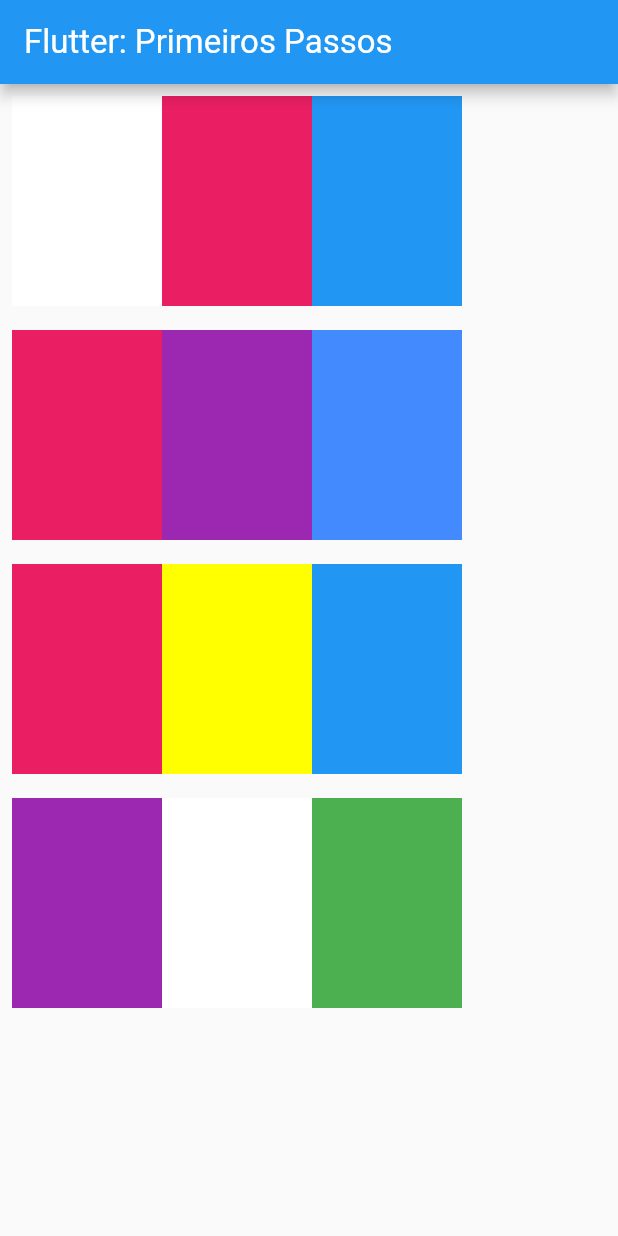
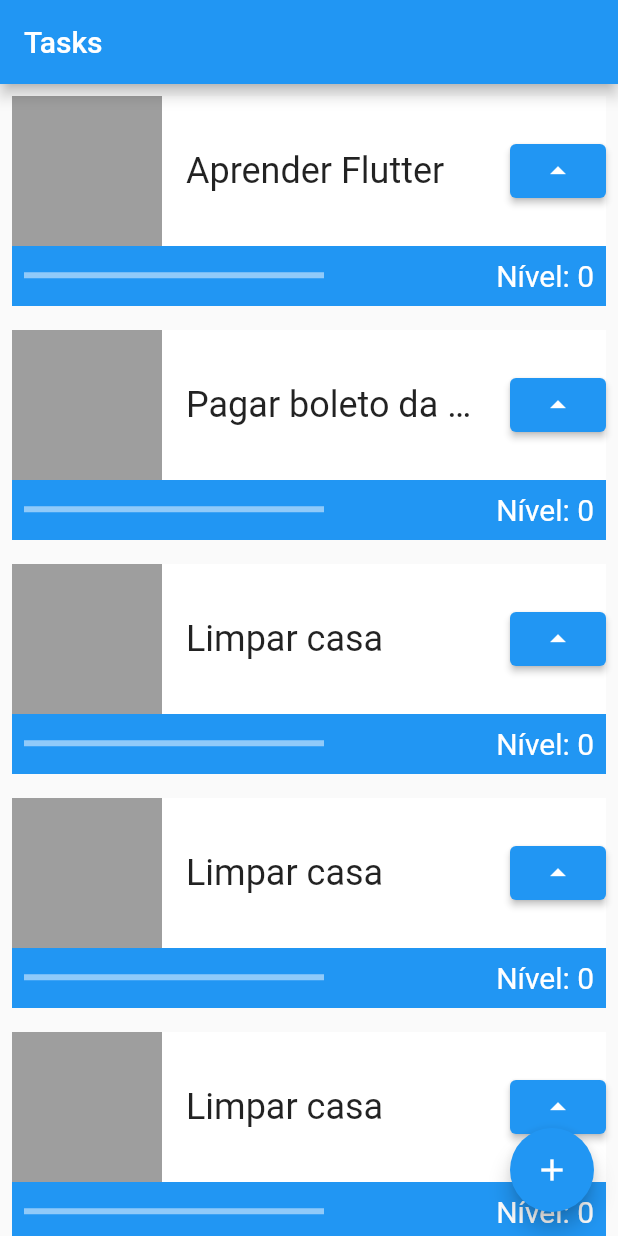
Before and after one commit to kaiodacosta/fist_project_flutter, a Flutter app: the screen it shows after launch, on a phone screen of 412 x 824 dp. Run offline on Flutter 3.47's test engine with Material 2 defaults, Android fonts, the phone set to English and light mode, and no system bars.

Commit message:
Refactor project.

```diff
--- /dev/null
+++ b/lib/components/tasks.dart
@@ -0,0 +1,80 @@
+import 'package:flutter/material.dart';
+
+class Task extends StatefulWidget {
+  final String name;
+
+  const Task(this.name, {Key? key}) : super(key: key);
+
+  @override
+  State<Task> createState() => _TaskState();
+}
+
+class _TaskState extends State<Task> {
+  int level = 0;
+
+  @override
+  Widget build(BuildContext context) {
+    return Padding(
+      padding: const EdgeInsets.all(8.0),
+      child: Stack(
+        children: [
+          Container(
+            color: Colors.blue,
+            height: 140,
+          ),
+          Column(
+            children: [
+              Container(
+                color: Colors.white,
+                height: 100,
+                child: Row(
+                  mainAxisAlignment: MainAxisAlignment.spaceBetween,
+                  children: [
+                    Container(
+                      color: Colors.grey,
+                      width: 100,
+                    ),
+                    SizedBox(
+                        width: 200,
+                        child: Text(widget.name,
+                            style: const TextStyle(
+                                fontSize: 24,
+                                overflow: TextOverflow.ellipsis))),
+                    ElevatedButton(
+                      onPressed: () {
+                        setState(() {
+                          level++;
+                        });
+                        // print(level);
+                      },
+                      child: const Icon(Icons.arrow_drop_up),
+                    ),
+                  ],
+                ),
+              ),
+              Padding(
+                padding: const EdgeInsets.all(8.0),
+                child: Row(
+                  mainAxisAlignment: MainAxisAlignment.spaceBetween,
+                  children: [
+                    SizedBox(
+                      width: 200,
+                      child: LinearProgressIndicator(
+                        color: Colors.white,
+                        value: level / 10,
+                      ),
+                    ),
+                    Text(
+                      'Nível: $level',
+                      style: const TextStyle(color: Colors.white, fontSize: 20),
+                    ),
+                  ],
+                ),
+              )
+            ],
+          ),
+        ],
+      ),
+    );
+  }
+}
--- a/lib/main.dart
+++ b/lib/main.dart
@@ -1,220 +1,20 @@
+import 'package:fist_project/screens/todo.dart';
 import 'package:flutter/material.dart';
 
 void main() {
-  runApp(MyAppSecondChalleng());
+  runApp(const MyApp());
 }
 
-class MyAppSecondChalleng extends StatelessWidget {
-  const MyAppSecondChalleng({Key? key}) : super(key: key);
+class MyApp extends StatelessWidget {
+  const MyApp({Key? key}) : super(key: key);
 
   @override
   Widget build(BuildContext context) {
     return MaterialApp(
-      title: 'Flutter Demo',
-      theme: ThemeData(
-        primarySwatch: Colors.blue,
-      ),
-      home: Scaffold(
-        appBar: AppBar(
-          title: const Text('Flutter: Primeiros Passos'),
-          titleTextStyle: const TextStyle(
-            fontSize: 22,
-          ),
+        title: 'Flutter Demo',
+        theme: ThemeData(
+          primarySwatch: Colors.blue,
         ),
-        body: Column(
-          children: const [
-            SecondChallenge(
-              first_color: Colors.white,
-              second_color: Colors.pink,
-              third_color: Colors.blue,
-            ),
-            SecondChallenge(
-              first_color: Colors.pink,
-              second_color: Colors.purple,
-              third_color: Colors.blueAccent,
-            ),
-            SecondChallenge(
-              first_color: Colors.pink,
-              second_color: Colors.yellowAccent,
-              third_color: Colors.blue,
-            ),
-            SecondChallenge(
-              first_color: Colors.purple,
-              second_color: Colors.white,
-              third_color: Colors.green,
-            ),
-          ],
-        ),
-      ),
-    );
+        home: const Todo());
   }
 }
-
-class MyApp extends StatelessWidget {
-  MyApp({Key? key}) : super(key: key);
-
-  // This widget is the root of your application.
-  @override
-  Widget build(BuildContext context) {
-    return MaterialApp(
-      title: 'Flutter Demo',
-      theme: ThemeData(
-        primarySwatch: Colors.blue,
-      ),
-      home: Scaffold(
-        appBar: AppBar(
-          title: Text('Tasks'),
-        ),
-        body: ListView(
-          children: [
-            Task('Aprender Flutter'),
-            Task('Pagar boleto da energia no 5 dia útil do mês'),
-            Task('Limpar casa'),
-            Task('Limpar casa'),
-            Task('Limpar casa'),
-            Task('Limpar casa'),
-            Task('Limpar casa'),
-            Task('Limpar casa'),
-            Task('Limpar casa'),
-          ],
-        ),
-        floatingActionButton: FloatingActionButton(
-          onPressed: () {},
-          child: Icon(Icons.add),
-        ),
-      ),
-    );
-  }
-}
-
-class Task extends StatefulWidget {
-  final String name;
-
-  Task(this.name, {Key? key}) : super(key: key);
-
-  @override
-  State<Task> createState() => _TaskState();
-}
-
-class _TaskState extends State<Task> {
-  int level = 0;
-
-  @override
-  Widget build(BuildContext context) {
-    return Padding(
-      padding: EdgeInsets.all(8.0),
-      child: Container(
-        child: Stack(
-          children: [
-            Container(
-              color: Colors.blue,
-              height: 140,
-            ),
-            Column(
-              children: [
-                Container(
-                  color: Colors.white,
-                  height: 100,
-                  child: Row(
-                    mainAxisAlignment: MainAxisAlignment.spaceBetween,
-                    children: [
-                      Container(
-                        color: Colors.grey,
-                        width: 100,
-                      ),
-                      Container(
-                          width: 200,
-                          child: Text(widget.name,
-                              style: TextStyle(
-                                  fontSize: 24,
-                                  overflow: TextOverflow.ellipsis))),
-                      ElevatedButton(
-                        onPressed: () {
-                          setState(() {
-                            level++;
-                          });
-                          print(level);
-                        },
-                        child: Icon(Icons.arrow_drop_up),
-                      ),
-                    ],
-                  ),
-                ),
-                Padding(
-                  padding: const EdgeInsets.all(8.0),
-                  child: Row(
-                    mainAxisAlignment: MainAxisAlignment.spaceBetween,
-                    children: [
-                      Container(
-                        width: 200,
-                        child: LinearProgressIndicator(
-                          color: Colors.white,
-                          value: level / 10,
-                        ),
-                      ),
-                      Text(
-                        'Nível: $level',
-                        style: TextStyle(color: Colors.white, fontSize: 20),
-                      ),
-                    ],
-                  ),
-                )
-              ],
-            ),
-          ],
-        ),
-      ),
-    );
-  }
-}
-
-class SecondChallenge extends StatefulWidget {
-  final Color first_color;
-  final Color second_color;
-  final Color third_color;
-
-  const SecondChallenge(
-      {Key? key,
-      required this.first_color,
-      required this.second_color,
-      required this.third_color})
-      : super(key: key);
-
-  @override
-  State<SecondChallenge> createState() => _SecondChallengeState();
-}
-
-class _SecondChallengeState extends State<SecondChallenge> {
-  @override
-  Widget build(BuildContext context) {
-    const double height = 140;
-    const double width = 100;
-    return Padding(
-      padding: const EdgeInsets.all(8.0),
-      child: Container(
-        child: Row(
-          children: [
-            Container(
-              color: widget.first_color,
-              height: height,
-              width: width,
-            ),
-            Container(
-              color: widget.second_color,
-              height: height,
-              width: width,
-            ),
-            Container(
-              color: widget.third_color,
-              height: height,
-              width: width,
-            ),
-            SizedBox(
-              height: 100,
-            ),
-          ],
-        ),
-      ),
-    );
-  }
-}
--- /dev/null
+++ b/lib/screens/todo.dart
@@ -0,0 +1,33 @@
+import 'package:flutter/material.dart';
+
+import '../components/tasks.dart';
+
+class Todo extends StatelessWidget {
+  const Todo({Key? key}) : super(key: key);
+
+  @override
+  Widget build(BuildContext context) {
+    return Scaffold(
+      appBar: AppBar(
+        title: const Text('Tasks'),
+      ),
+      body: ListView(
+        children: const [
+          Task('Aprender Flutter'),
+          Task('Pagar boleto da energia no 5 dia útil do mês'),
+          Task('Limpar casa'),
+          Task('Limpar casa'),
+          Task('Limpar casa'),
+          Task('Limpar casa'),
+          Task('Limpar casa'),
+          Task('Limpar casa'),
+          Task('Limpar casa'),
+        ],
+      ),
+      floatingActionButton: FloatingActionButton(
+        onPressed: () {},
+        child: const Icon(Icons.add),
+      ),
+    );
+  }
+}
```
Also changed, not shown: lib/screens/first_challenge.dart (added, +80 -0 lines), lib/screens/second_challenge.dart (added, +45 -0 lines).
